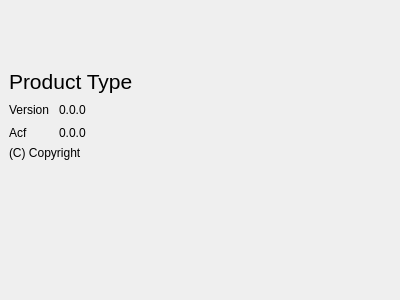
This is ACF/Include/iqt/CSplashScreenGuiComp.ui in ImagingTools/Acf as Qt 5 draws it before an edit. The edited form follows.
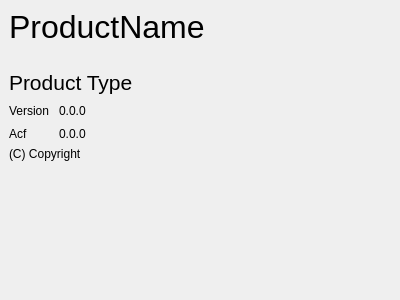
This is the edited form.

Commit message: ACF Splash screen added.

Diff of the .ui file:
```diff
--- a/ACF/Include/iqt/CSplashScreenGuiComp.ui
+++ b/ACF/Include/iqt/CSplashScreenGuiComp.ui
@@ -39,6 +39,29 @@
    <property name="spacing" >
     <number>6</number>
    </property>
+   <item>
+    <widget class="QLabel" name="ProductNameLabel" >
+     <property name="minimumSize" >
+      <size>
+       <width>0</width>
+       <height>50</height>
+      </size>
+     </property>
+     <property name="font" >
+      <font>
+       <pointsize>24</pointsize>
+       <weight>50</weight>
+       <bold>false</bold>
+      </font>
+     </property>
+     <property name="text" >
+      <string>ProductName</string>
+     </property>
+     <property name="alignment" >
+      <set>Qt::AlignLeading|Qt::AlignLeft|Qt::AlignTop</set>
+     </property>
+    </widget>
+   </item>
    <item>
     <spacer>
      <property name="orientation" >
@@ -49,8 +72,8 @@
      </property>
      <property name="sizeHint" >
       <size>
-       <width>20</width>
-       <height>60</height>
+       <width>382</width>
+       <height>5</height>
       </size>
      </property>
     </spacer>
```
The commit also changes 7 other files.
